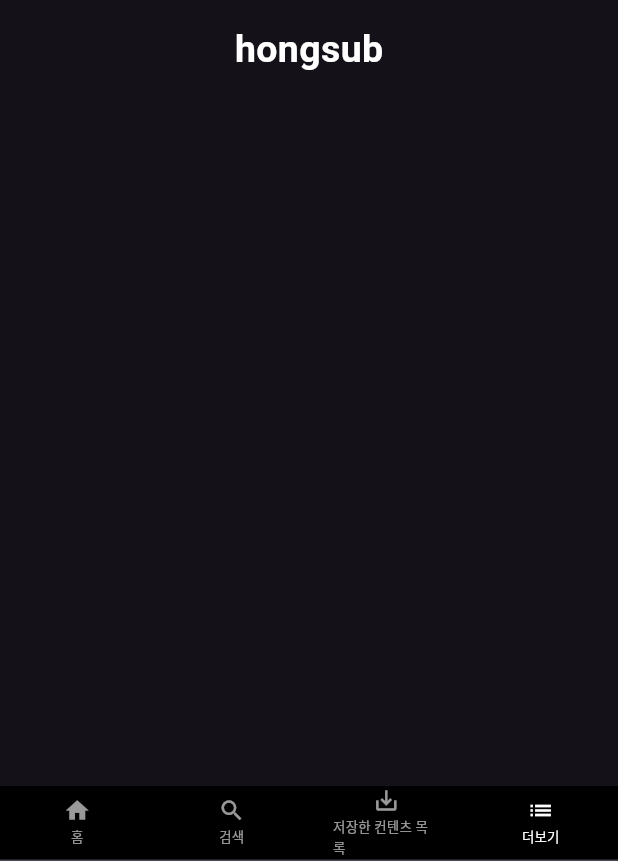
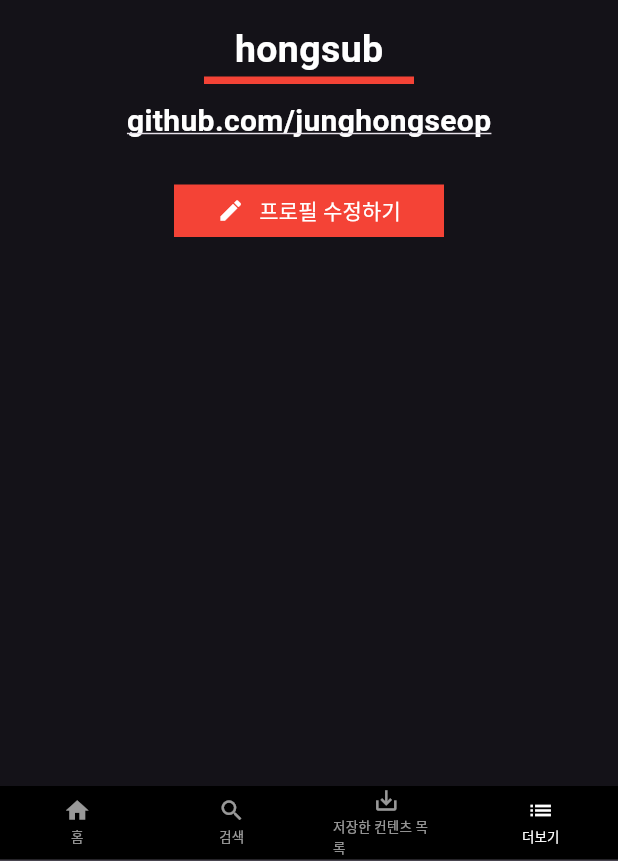
Before and after one commit to junghongseop/clone_netflix, a Flutter app: the screen it shows after launch, item 4 of the bottom bar chosen, on a phone screen of 412 x 824 dp, the part 375-1236 px from its top. Run offline on Flutter 3.47's test engine with Material 3 defaults, Android fonts, the phone set to English and light mode, and no system bars; drawn by our look-alikes of flutter_linkify; our stand-ins replace carousel_slider.

Commit message:
ADD :: 오랜만

```diff
--- a/lib/screen/more_screen.dart
+++ b/lib/screen/more_screen.dart
@@ -1,4 +1,6 @@
 import 'package:flutter/material.dart';
+import 'package:flutter_linkify/flutter_linkify.dart';
+import 'package:url_launcher/url_launcher.dart';
 
 class MoreScreen extends StatelessWidget {
   @override
@@ -24,7 +26,54 @@ class MoreScreen extends StatelessWidget {
                       fontSize: 25,
                       color: Colors.white),
                 ),
-              )
+              ),
+              Container(
+                padding: const EdgeInsets.all(10),
+                width: 140,
+                height: 5,
+                color: Colors.red,
+              ),
+              Container(
+                padding: const EdgeInsets.all(10),
+                child: Linkify(
+                  onOpen: (link) async {
+                    if (await canLaunchUrl(link.url as Uri)) {
+                      await launchUrl(link.url as Uri);
+                    }
+                  },
+                  text: 'https://github.com/junghongseop',
+                  style: const TextStyle(
+                      fontWeight: FontWeight.bold, fontSize: 20),
+                  linkStyle: const TextStyle(color: Colors.white),
+                ),
+              ),
+              Container(
+                padding: const EdgeInsets.all(10),
+                child: TextButton(
+                  onPressed: () {},
+                  child: Container(
+                    color: Colors.red,
+                    width: 180,
+                    height: 35,
+                    child: const Row(
+                      mainAxisAlignment: MainAxisAlignment.center,
+                      children: <Widget>[
+                        Icon(
+                          Icons.edit,
+                          color: Colors.white,
+                        ),
+                        SizedBox(
+                          width: 10,
+                        ),
+                        Text(
+                          '프로필 수정하기',
+                          style: TextStyle(color: Colors.white),
+                        ),
+                      ],
+                    ),
+                  ),
+                ),
+              ),
             ],
           ),
         ),
--- a/pubspec.yaml
+++ b/pubspec.yaml
@@ -31,6 +31,8 @@ dependencies:
   flutter:
     sdk: flutter
   carousel_slider:
+  flutter_linkify:
+  url_launcher:
 
   # The following adds the Cupertino Icons font to your application.
   # Use with the CupertinoIcons class for iOS style icons.
```
Also changed, not shown: pubspec.lock, 5 other files.
